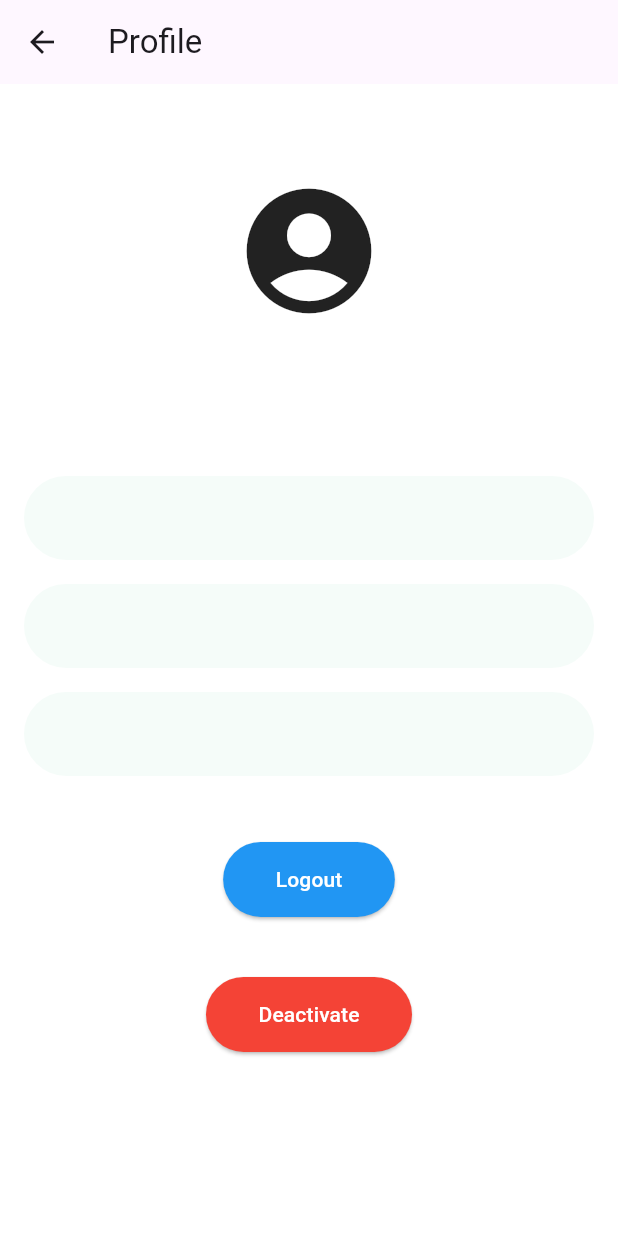
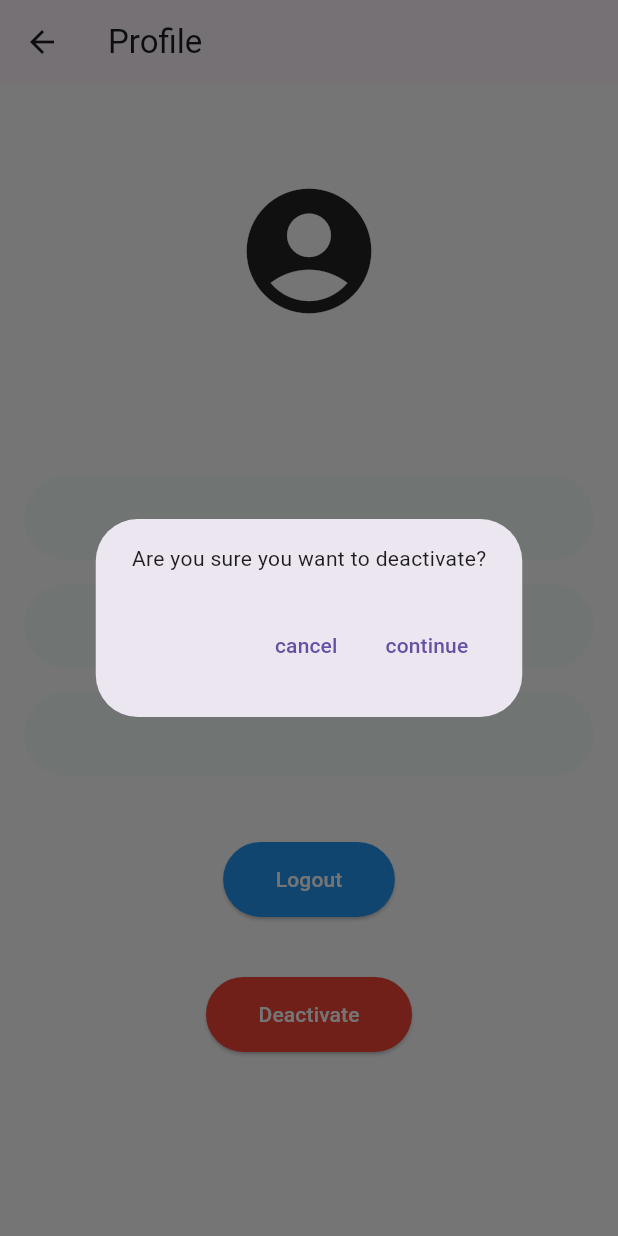
Before and after one commit to Election-Audits/pa-flutter2, a Flutter app: the ProfileScreen screen opened directly, after a tap on "Deactivate", on a phone screen of 412 x 824 dp. Run offline on Flutter 3.47's test engine with Material 3 defaults, Android fonts, the phone set to English and light mode, and no system bars; our stand-ins replace cached_network_image, camera, cookie_jar, date_format, dio, dio_cookie_manager and 10 more; missing offline and left inert: devicelocale; accounts and stored records are empty; generated files the repository leaves out were written again; statements that could not run were skipped.

Commit message:
Added profile deactivation

```diff
--- a/i18n/en-US.json
+++ b/i18n/en-US.json
@@ -53,7 +53,7 @@
     "addSubAgents": "Add Polling Agent",
     "cancel": "cancel",
     "completed": "Completed",
-    "_continue": "continue",
+    "continue_": "continue",
     "createdTime": "created at {date}",
     "deactivate": "Deactivate",
     "email": "email",
--- a/lib/page/profile.dart
+++ b/lib/page/profile.dart
@@ -1,8 +1,11 @@
 // https://www.flutterlibrary.com/screens/sign-up-chat
 import 'package:flutter/material.dart';
 import 'package:flutter_riverpod/flutter_riverpod.dart';
+import 'package:flutter_template/core/http/http.dart';
+import 'package:flutter_template/core/utils/toast.dart';
 import 'package:flutter_template/generated/i18n.dart';
 import 'package:flutter_template/utils/sputils.dart';
+import 'package:flutter_template/page/menu/login.dart';
 import 'package:flutter_template/page/menu/login.dart';
 
 
@@ -149,6 +152,7 @@ class _ProfileScreenStatea extends ConsumerState<ProfileScreen> {
                             child: Text(I18n.of(context)!.deactivate,
                                 style: TextStyle(color: Colors.white)),
                             onPressed: () {
+                              onDeactivatePress();
                             },
                           )
                       )
@@ -198,4 +202,92 @@ class _ProfileScreenStatea extends ConsumerState<ProfileScreen> {
     (Route<dynamic> route) => false);
   }
 
+
+  // Deactivate
+  void onDeactivatePress() {
+    // show a prompt to ask the user to confirm
+    showAlertDialog(context);
+  }
+
+  // alert dialog to ask user to confirm deactivate
+  showAlertDialog(BuildContext context) {
+    // set up the buttons
+    Widget cancelButton = TextButton(
+      child: Text(I18n.of(context)!.cancel),
+      onPressed:  () {
+        Navigator.of(context).pop(); // dismiss dialog
+      },
+    );
+    Widget continueButton = TextButton(
+      child: Text(I18n.of(context)!.continue_),
+      onPressed:  () {
+        // call deactivate function
+        deactivateAccount();
+      },
+    );
+
+    // set up the AlertDialog
+    AlertDialog alert = AlertDialog(
+      // title: Text("AlertDialog"),
+      content: Text(I18n.of(context)!.sureDeactivate),
+      actions: [
+        cancelButton,
+        continueButton,
+      ],
+    );
+
+    // show the dialog
+    showDialog(
+      context: context,
+      builder: (BuildContext context) {
+        return alert;
+      },
+    );
+  }
+
+  // deactivate user
+  Future<void> deactivateAccount()async {
+    try {
+      var response = await XHttp.delete("/account/deactivate");
+      int status = response.statusCode;
+      debugPrint('/account/deactivate status: $status');
+      var resBody = response.data;
+
+      switch (status) {
+        case 200:
+          debugPrint('successfully deactivated');
+          Navigator.of(context).pushAndRemoveUntil(MaterialPageRoute(
+            builder: (context) {
+              return LoginPage();
+            }),
+            (_)=> false
+          );
+          break;
+
+        case 400 :
+          debugPrint('otp confirm error: ${resBody?.errMsg}');
+          ToastUtils.error(resBody?.errMsg);
+          break;
+
+        case 401 :
+          debugPrint('401 on deactivate');
+          //ToastUtils.waring("not logged in");
+          Navigator.of(context).pushAndRemoveUntil(MaterialPageRoute(
+            builder: (context) {
+              return LoginPage();
+            }),
+            (_)=> false
+          );
+          break;
+
+        default : // 500, etc
+          debugPrint('/account/deactivate error 500 or other');
+          ToastUtils.error(I18n.of(context)!.somethingWentWrong);
+      }
+    } catch (exc) {
+      debugPrint('deactivate exc: $exc');
+      ToastUtils.error(I18n.of(context)!.somethingWentWrong);
+    }
+  }
+
 }
```
Also changed, not shown: lib/generated/i18n.dart.
